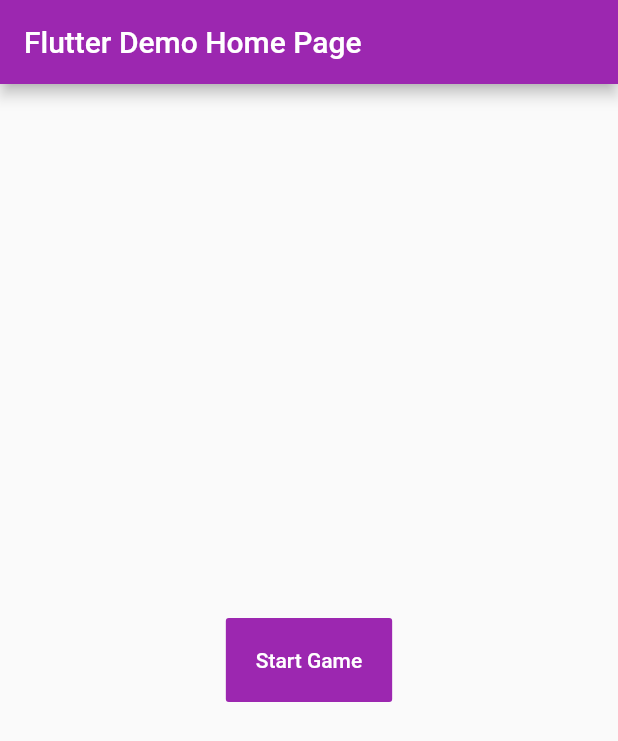
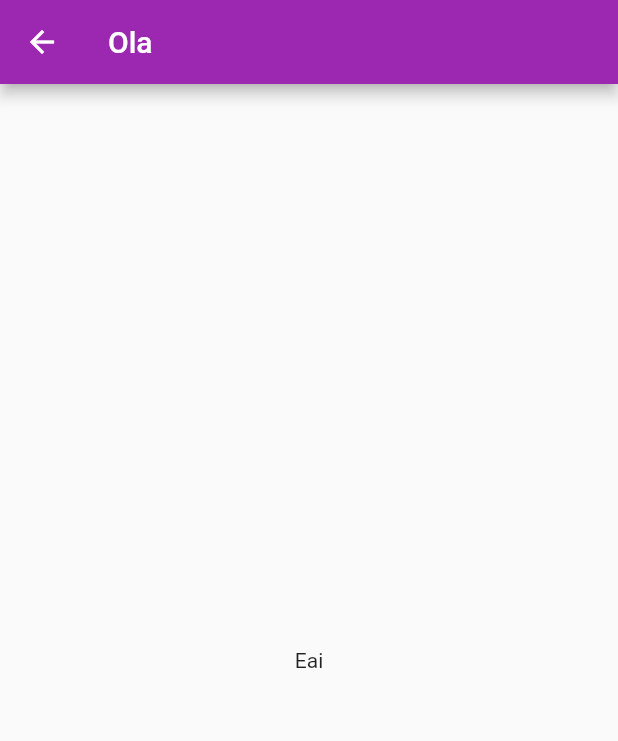
Before and after one commit to sarahraqueld/spyfall, a Flutter app: the screen it shows after launch, after a tap on "Start Game", on a phone screen of 412 x 824 dp. Shown: the top 741 px of the screen. Run offline on Flutter 3.47's test engine with Material 2 defaults, Android fonts, the phone set to English and light mode, and no system bars.

Commit message:
Create new page: view player role

```diff
--- a/lib/main.dart
+++ b/lib/main.dart
@@ -1,4 +1,5 @@
 import 'package:flutter/material.dart';
+import 'package:spyfall/view_player_role.dart';
 
 void main() => runApp(MyApp());
 
@@ -30,7 +31,7 @@ class _MyHomePageState extends State<MyHomePage> {
   Widget build(BuildContext context) {
 
     void startGame() {
-      print("Game has started!");
+      Navigator.push(context, MaterialPageRoute(builder: (context) => ViewPlayerRole()));
     }
 
     return Scaffold(
--- /dev/null
+++ b/lib/view_player_role.dart
@@ -0,0 +1,16 @@
+import 'package:flutter/material.dart';
+
+class ViewPlayerRole extends StatelessWidget {
+
+  @override
+  Widget build(BuildContext context) {
+    return Scaffold(
+      appBar: AppBar(
+        title: Text('Ola'),
+      ),
+      body: Center(
+        child: Text('Eai'),
+      ),
+    );
+  }
+}
```
